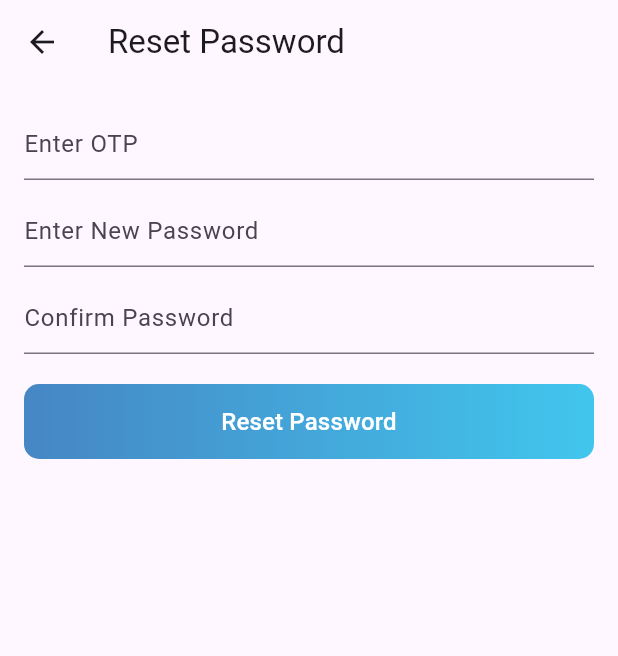
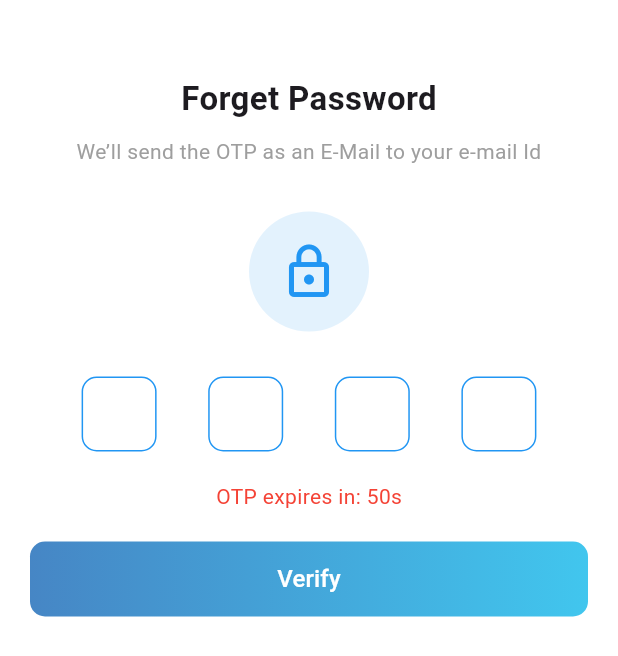
Before and after one commit to iabhinavrajput/pay-ansh, a Flutter app: the ResetPasswordScreen screen opened directly, on a phone screen of 412 x 824 dp. Shown: the top 656 px of the screen. Run offline on Flutter 3.47's test engine with Material 3 defaults, Android fonts, the phone set to English and light mode, and no system bars; our stand-ins replace flutter_spinkit, get, shared_preferences; accounts and stored records are empty; network calls fail.

Commit message:
forgot password working fine

```diff
--- a/lib/controllers/forgot_password.dart
+++ b/lib/controllers/forgot_password.dart
@@ -1,4 +1,8 @@
+import 'dart:async';
+
 import 'package:get/get.dart';
+import 'package:payansh/screens/enter_new_password.dart';
+import 'package:payansh/screens/forgot_password.dart';
 import 'package:payansh/screens/reset_password.dart';
 import '../screens/login_screen.dart';
 import '../services/api_service.dart';
@@ -6,6 +10,23 @@ import '../services/api_service.dart';
 class ForgotPasswordController extends GetxController {
   var isLoading = false.obs;
   var email = ''.obs;
+  var otpCode = ''.obs;
+  var otpTimer = 50.obs;
+  var autoReadOtp = false.obs;
+
+
+  void startOtpTimer() {
+  otpTimer.value = 60; // Set OTP expiry time (in seconds)
+  Timer.periodic(Duration(seconds: 1), (timer) {
+    if (otpTimer.value > 0) {
+      otpTimer.value--;
+    } else {
+      timer.cancel();
+      Get.snackbar("Error", "OTP Expired! Request a new OTP.");
+    }
+  });
+}
+
 
 Future<void> sendResetOTP(String emailInput) async {
   isLoading.value = true;
@@ -14,21 +35,54 @@ class ForgotPasswordController extends GetxController {
 
   if (response["success"]) {
     email.value = emailInput;
+    otpCode.value = response["otp"] ?? "";
+
+    startOtpTimer();  // ✅ Start OTP countdown timer
+
     Get.to(() => ResetPasswordScreen());
   } else {
     Get.snackbar("Error", response["message"], snackPosition: SnackPosition.BOTTOM);
   }
 }
 
-  Future<void> resetPassword(String otp, String newPassword, String confirmPassword) async {
+
+
+  void toggleAutoRead() {
+    autoReadOtp.value = !autoReadOtp.value;
+  }
+
+
+Future<void> resetPassword(String email, String otp, String newPassword, String confirmPassword) async {
   isLoading.value = true;
-    var response = await ApiService.resetPassword(email.value, otp, newPassword, confirmPassword);
+
+  print("📧 Email (Reset Request): $email");
+  print("🔢 OTP Sent to API: $otp");  // 🔹 Debugging purpose
+  print("🔑 New Password: $newPassword");
+
+  var response = await ApiService.resetPassword(email, otp, newPassword, confirmPassword);
+
   isLoading.value = false;
 
   if (response["success"]) {
+    print("✅ Password Reset Successfully");
     Get.offAll(() => LoginScreen());
   } else {
+    print("❌ Password Reset Failed: ${response["message"]}");
     Get.snackbar("Error", response["message"], snackPosition: SnackPosition.BOTTOM);
   }
 }
+
+
+
+
+  Future<void> verifyOTP(String otp) async {
+    isLoading.value = true;
+    await Future.delayed(Duration(seconds: 2)); // Simulating API Call
+    isLoading.value = false;
+
+    otpCode.value = otp;  // ✅ Store the OTP before moving to the next screen
+
+    Get.snackbar("Success", "OTP Verified", snackPosition: SnackPosition.BOTTOM);
+    Get.to(() => EnterNewPasswordScreen());
   }
+}
--- a/lib/screens/reset_password.dart
+++ b/lib/screens/reset_password.dart
@@ -5,33 +5,99 @@ import '../widgets/gradient_button.dart';
 
 class ResetPasswordScreen extends StatelessWidget {
   final ForgotPasswordController forgotPasswordController = Get.find();
-  final TextEditingController otpController = TextEditingController();
-  final TextEditingController newPasswordController = TextEditingController();
-  final TextEditingController confirmPasswordController = TextEditingController();
+  final List<TextEditingController> otpControllers =
+      List.generate(4, (index) => TextEditingController());
+  final List<FocusNode> otpFocusNodes = List.generate(4, (index) => FocusNode());
 
   @override
   Widget build(BuildContext context) {
     return Scaffold(
-      appBar: AppBar(title: Text("Reset Password")),
+      backgroundColor: Colors.white,
       body: Padding(
-        padding: EdgeInsets.all(16),
+        padding: const EdgeInsets.symmetric(horizontal: 20),
         child: Column(
+          crossAxisAlignment: CrossAxisAlignment.center,
           children: [
-            TextField(controller: otpController, decoration: InputDecoration(hintText: "Enter OTP")),
-            SizedBox(height: 10),
-            TextField(controller: newPasswordController, decoration: InputDecoration(hintText: "Enter New Password")),
-            SizedBox(height: 10),
-            TextField(controller: confirmPasswordController, decoration: InputDecoration(hintText: "Confirm Password")),
-            SizedBox(height: 20),
+            const SizedBox(height: 50),
+
+            // Title
+            const Text(
+              "Forget Password",
+              style: TextStyle(fontSize: 22, fontWeight: FontWeight.bold),
+            ),
+            const SizedBox(height: 10),
+
+            // Subtitle
+            const Text(
+              "We’ll send the OTP as an E-Mail to your e-mail Id",
+              textAlign: TextAlign.center,
+              style: TextStyle(fontSize: 14, color: Colors.grey),
+            ),
+            const SizedBox(height: 30),
+
+            // Lock Icon
+            CircleAvatar(
+              radius: 40,
+              backgroundColor: Colors.blue.shade50,
+              child: const Icon(Icons.lock_outline, size: 40, color: Colors.blue),
+            ),
+
+            const SizedBox(height: 30),
+
+            // OTP Input Fields
+            Row(
+              mainAxisAlignment: MainAxisAlignment.spaceEvenly,
+              children: List.generate(4, (index) {
+                return Container(
+                  width: 50,
+                  height: 50,
+                  decoration: BoxDecoration(
+                    border: Border.all(color: Colors.blue),
+                    borderRadius: BorderRadius.circular(10),
+                  ),
+                  child: TextField(
+                    controller: otpControllers[index],
+                    focusNode: otpFocusNodes[index],
+                    textAlign: TextAlign.center,
+                    keyboardType: TextInputType.number,
+                    maxLength: 1,
+                    style: const TextStyle(fontSize: 22, fontWeight: FontWeight.bold),
+                    decoration: const InputDecoration(
+                      counterText: "",
+                      border: InputBorder.none,
+                    ),
+                    onChanged: (value) {
+                      if (value.isNotEmpty && index < 3) {
+                        FocusScope.of(context).nextFocus(); // Move to next field
+                      } else if (value.isEmpty && index > 0) {
+                        FocusScope.of(context).previousFocus(); // Move back
+                      }
+                    },
+                  ),
+                );
+              }),
+            ),
+
+            const SizedBox(height: 20),
+
+            // Resend OTP Timer
+            Obx(() => Text(
+  "OTP expires in: ${forgotPasswordController.otpTimer.value}s",
+  style: const TextStyle(color: Colors.red),
+)),
+
+
+            const SizedBox(height: 20),
+
+            // Verify Button
             Obx(() => forgotPasswordController.isLoading.value
-                ? CircularProgressIndicator()
+                ? const CircularProgressIndicator()
                 : GradientButton(
-                    text: "Reset Password",
-                    onPressed: () => forgotPasswordController.resetPassword(
-                      otpController.text,
-                      newPasswordController.text,
-                      confirmPasswordController.text,
-                    ),
+                    text: "Verify",
+                    onPressed: () {
+                      String otp = otpControllers.map((controller) => controller.text).join();
+                      forgotPasswordController.verifyOTP(otp);
+                    },
                   )),
           ],
         ),
```
Also changed, not shown: lib/screens/enter_new_password.dart (added, +107 -0 lines), lib/screens/forgot_password.dart (+5 -12 lines), lib/services/api_service.dart (+16 -5 lines). Lines whose indentation alone changed are shown as unchanged.
